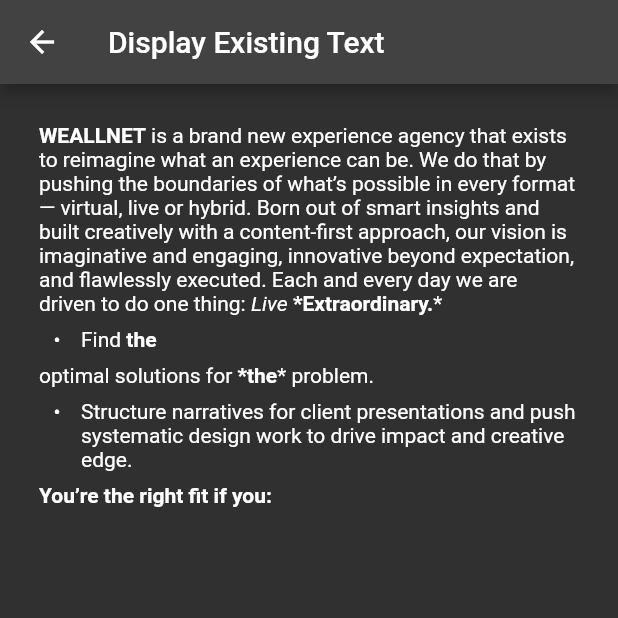
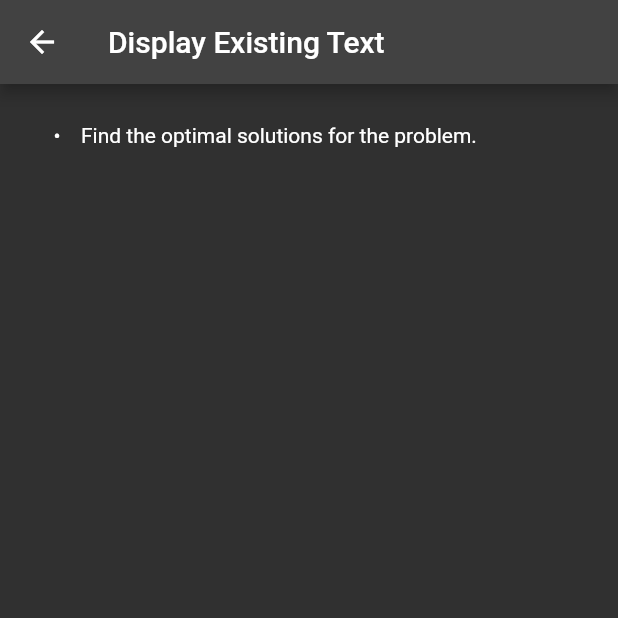
Before and after one commit to Tai-DucTran/converter_tool_converts_draftjs_to_markdown, a Flutter app: the screen it shows after launch, after a tap on "Quill Display Existing File", on a phone screen of 412 x 824 dp, the top half of it. Run offline on Flutter 3.47's test engine with Material 2 defaults, Android fonts, the phone set to English and light mode, and no system bars; our stand-ins replace flutter_markdown, freezed_annotation.

Commit message:
converter: create markDownFormatList approach

```diff
--- a/lib/converter/converter.dart
+++ b/lib/converter/converter.dart
@@ -1,3 +1,6 @@
+import 'dart:developer' as deve show log;
+
+import 'package:learn_quill_flutter/models/inline_style.dart';
 //* [convertBlocksToString]:
 // - It will take json data and split [blocks] to small [block]s
 // - Depending on the block's [style] and [entityRanges], it constructs the appropriate Markdown-style formatting for each block's content.
@@ -121,7 +124,6 @@ String _addInlineStyle(Map<String, dynamic> block) {
   final text = block['text'] as String;
   final inlineStyleRanges = block['inlineStyleRanges'] as List;
   final inlineStyleRangesLength = inlineStyleRanges.length;
-  final newInlineStyleRanges = <Map<String, dynamic>>[];
 
   // Reorganize the inlineStyleRanges by increasing offset:
   if (inlineStyleRangesLength > 1) {
@@ -131,93 +133,32 @@ String _addInlineStyle(Map<String, dynamic> block) {
     );
   }
 
-  // Merge styles with equal "offset" to avoid the conflict
+  deve.log('inlineStyleRanges: $inlineStyleRanges');
 
-  for (var i = 0; i < inlineStyleRangesLength; i++) {
-    // Check if [inlineStyleRanges] is greater than or equal 2
-    if (i < inlineStyleRangesLength - 1) {
-      final curInlineStyleRanges = inlineStyleRanges[i] as Map<String, dynamic>;
-      final nexInlineStyleRanges =
-          inlineStyleRanges[i + 1] as Map<String, dynamic>;
+  final formattedText = StringBuffer();
+  final markDownFormatList = [];
+  var currentOffset = 0;
+  for (final inlineStyleRange in inlineStyleRanges) {
+    // (String 'inserMarkdownStyle', int startPos, intEndPos)
 
-      // Check if current [offset] is equal next [offset]
-      if (curInlineStyleRanges['offset'] == nexInlineStyleRanges['offset']) {
-        late var newRangesLenght = 0;
-        final firstInlineStyleLenght = curInlineStyleRanges['length'] as int;
-        final secondInlineStyleLenght = nexInlineStyleRanges['length'] as int;
+    final inlineStyle = InlineStyle(
+      style: inlineStyleRange['style'],
+      offset: inlineStyleRange['offset'],
+      length: inlineStyleRange['length'],
+    );
 
-        if (firstInlineStyleLenght >= secondInlineStyleLenght) {
-          newRangesLenght = firstInlineStyleLenght;
-        } else {
-          newRangesLenght = secondInlineStyleLenght;
-        }
-        // Merge styles if those equal "offset" and "length"
-        newInlineStyleRanges.add({
-          'style':
-              "${curInlineStyleRanges["style"]} ${nexInlineStyleRanges["style"]}",
-          'length': newRangesLenght,
-          'offset': curInlineStyleRanges['offset'],
-        });
-      } else {
-        newInlineStyleRanges.add(inlineStyleRanges[i] as Map<String, dynamic>);
-      }
-    } else {
-      // Add non-merged styles to the merged list
-      final curInlineStyleRanges = inlineStyleRanges[i] as Map<String, dynamic>;
-      newInlineStyleRanges.add(curInlineStyleRanges);
-    }
-    i++;
+    final endOffSet = inlineStyle.offset + inlineStyle.length;
+    final markDownFormat = _getMarkdownStyle(inlineStyle.style);
+
+    markDownFormatList
+      ..add((markDownFormat: markDownFormat, offset: inlineStyle.offset))
+      ..add((markDownFormat: markDownFormat, offset: endOffSet));
   }
 
-  //* A. Avoid the conflict with complex inlineStyleRanges and simplize these words be united style
-  if (newInlineStyleRanges.length >= 2) {
-    var i = 0;
-    while (i < newInlineStyleRanges.length - 1) {
-      if (_doesBelong(newInlineStyleRanges[i], newInlineStyleRanges[i + 1])) {
-        newInlineStyleRanges.removeAt(i + 1);
-      } else {
-        i++;
-      }
-    }
-  }
+  formattedText.write(text.substring(currentOffset));
+  markDownFormatList.sort((a, b) => a.offset.compareTo(b.offset));
 
-  final formattedText = StringBuffer();
-
-  var currentOffset = 0;
-  for (final styleRange in newInlineStyleRanges) {
-    late final style = styleRange['style'] as String;
-    final offset = styleRange['offset'] as int;
-    final length = styleRange['length'] as int;
-
-    // Add the text before the style range
-    formattedText.write(text.substring(currentOffset, offset));
-
-    // Apply the style to the specified range of text
-    final styledText = text.substring(offset, offset + length);
-
-    // Check style:
-    var textFormatStyle = _textFormatStyle(
-      style: style,
-      styledText: styledText,
-    );
-
-    if (!textFormatStyle.endsWith(' ')) {
-      textFormatStyle = '$textFormatStyle\n';
-    }
-
-    // Add the [formatText]
-    if (!formattedText.toString().endsWith(' ')) {
-      formattedText.write('');
-    }
-
-    // Add the [formatText]
-    formattedText.write(textFormatStyle);
-
-    currentOffset = offset + length;
-  }
-
-  // Add the remaining text after the last style range
-  formattedText.write(text.substring(currentOffset));
+  deve.log('markDownFormatList: $markDownFormatList');
 
   return formattedText.toString();
 }
@@ -266,3 +207,29 @@ class MarkdownException implements Exception {
   @override
   String toString() => 'MarkdownException: $message';
 }
+
+enum FormattedTextStyle {
+  bold,
+  italic,
+  underline,
+}
+
+FormattedTextStyle _getFormattedTextStyle(String style) {
+  if (style == 'BOLD') {
+    return FormattedTextStyle.bold;
+  }
+  if (style == 'ITALIC') {
+    return FormattedTextStyle.italic;
+  } else {
+    return FormattedTextStyle.underline;
+  }
+}
+
+String _getMarkdownStyle(String style) {
+  final formattedTextStyle = _getFormattedTextStyle(style);
+  return switch (formattedTextStyle) {
+    FormattedTextStyle.bold => '**',
+    FormattedTextStyle.italic => '*',
+    FormattedTextStyle.underline => '**',
+  };
+}
--- /dev/null
+++ b/lib/models/inline_style.dart
@@ -0,0 +1,16 @@
+import 'package:freezed_annotation/freezed_annotation.dart';
+
+part 'inline_style.freezed.dart';
+part 'inline_style.g.dart';
+
+@freezed
+class InlineStyle with _$InlineStyle {
+  const factory InlineStyle({
+    required String style,
+    required int length,
+    required int offset,
+  }) = _InlineStyle;
+
+  factory InlineStyle.fromJson(Map<String, Object?> json) =>
+      _$InlineStyleFromJson(json);
+}
--- a/lib/pages/display_existing_file.dart
+++ b/lib/pages/display_existing_file.dart
@@ -11,23 +11,6 @@ class MarkDownDisplay extends StatelessWidget {
     final jobDescription = {
       "blocks": [
         {
-          "key": "capve",
-          "data": {},
-          "text":
-              "WEALLNET is a brand new experience agency that exists to reimagine what an experience can be. We do that by pushing the boundaries of what’s possible in every format — virtual, live or hybrid. Born out of smart insights and built creatively with a content-first approach, our vision is imaginative and engaging, innovative beyond expectation, and flawlessly executed. Each and every day we are driven to do one thing: Live Extraordinary.  ",
-          "type": "unstyled",
-          "depth": 0,
-          "entityRanges": [],
-          "inlineStyleRanges": [
-            {"style": "BOLD", "length": 8, "offset": 0},
-            {"style": "BOLD", "length": 4, "offset": 418},
-            {"style": "BOLD", "length": 14, "offset": 423},
-            {"style": "ITALIC", "length": 4, "offset": 418},
-            {"style": "ITALIC", "length": 15, "offset": 423},
-            {"style": "UNDERLINE", "length": 13, "offset": 423}
-          ]
-        },
-        {
           "key": "95on6",
           "data": {},
           "text": "Find the optimal solutions for the problem.",
@@ -39,29 +22,6 @@ class MarkDownDisplay extends StatelessWidget {
             {"style": "BOLD", "length": 4, "offset": 31},
             {"style": "UNDERLINE", "length": 9, "offset": 17},
             {"style": "ITALIC", "length": 4, "offset": 31}
-          ]
-        },
-        {
-          "key": "5vn8d",
-          "data": {},
-          "text":
-              "Structure narratives for client presentations and push systematic design work to drive impact and creative edge.",
-          "type": "unordered-list-item",
-          "depth": 0,
-          "entityRanges": [],
-          "inlineStyleRanges": []
-        },
-        {
-          "key": "fn1ut",
-          "data": {},
-          "text": "You’re the right fit if you:",
-          "type": "unstyled",
-          "depth": 0,
-          "entityRanges": [],
-          "inlineStyleRanges": [
-            {"style": "BOLD", "length": 28, "offset": 0},
-            {"style": "UNDERLINE", "length": 28, "offset": 0},
-            {"style": "ITALIC", "length": 28, "offset": 0}
           ]
         },
       ],
@@ -404,8 +364,8 @@ class MarkDownDisplay extends StatelessWidget {
     };
 
     String markdownDataJob = convertBlocksToString(jobDescription);
-    String markdownDataCompany = convertBlocksToString(description);
-    String markdownDataCulture = convertBlocksToString(cultureJson);
+    // String markdownDataCompany = convertBlocksToString(description);
+    // String markdownDataCulture = convertBlocksToString(cultureJson);
 
     return Scaffold(
       appBar: AppBar(
--- a/pubspec.yaml
+++ b/pubspec.yaml
@@ -17,12 +17,16 @@ dependencies:
   flutter_html: ^3.0.0-beta.2
   flutter_markdown: ^0.6.17
   flutter_widget_from_html_core: ^0.10.3
+  freezed_annotation: ^2.4.1
+  json_annotation: ^4.8.1
   url_launcher: ^6.1.12
 
 dev_dependencies:
+  build_runner: ^2.4.6
   flutter_lints: ^2.0.0
   flutter_test:
     sdk: flutter
+  freezed: ^2.4.3
   json_serializable: ^6.7.1
 
 flutter:
```
Also changed, not shown: lib/models/inline_style.freezed.dart (added), lib/models/inline_style.g.dart (added), pubspec.lock.
